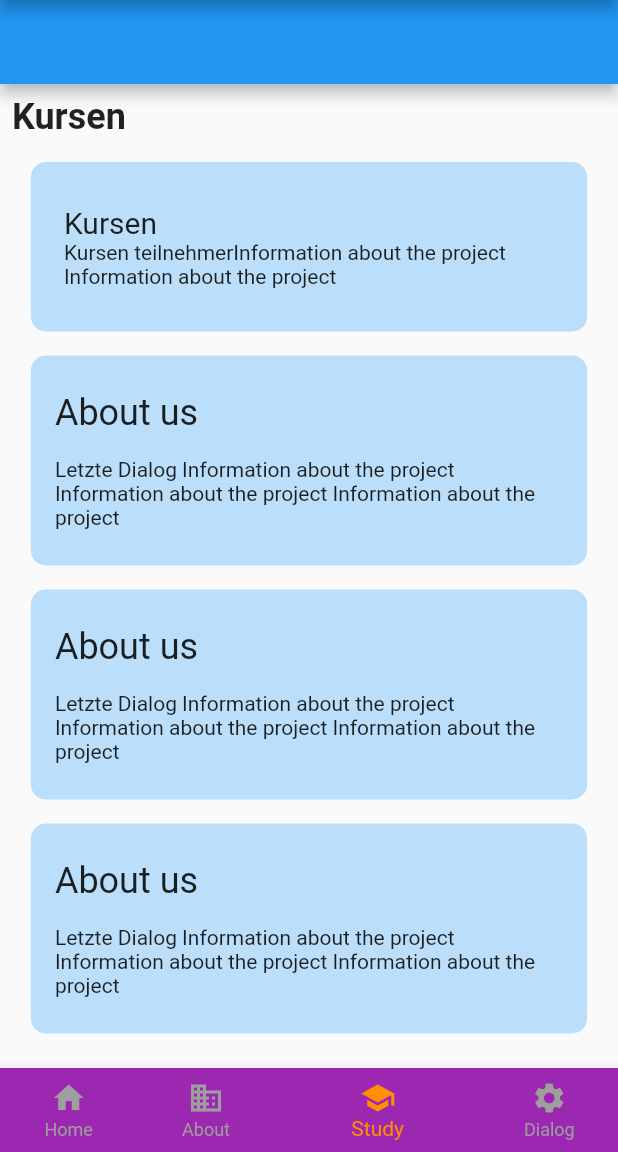
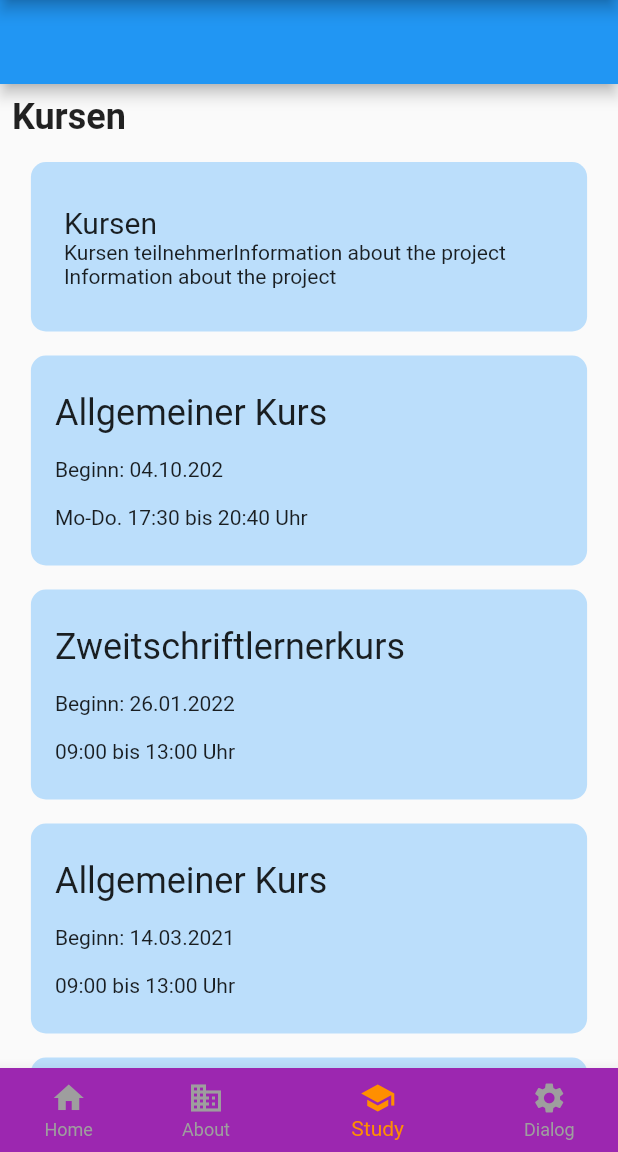
Before and after one commit to emircaglar/campus, a Flutter app: the screen it shows after launch, swiped to page 3, on a phone screen of 412 x 824 dp, the part 84-1236 px from its top. Run offline on Flutter 3.47's test engine with Material 2 defaults, Android fonts, the phone set to English and light mode, and no system bars.

Commit message:
prisma aboutcontainer books

```diff
--- a/lib/kursen.dart
+++ b/lib/kursen.dart
@@ -1,3 +1,4 @@
+import 'package:flutter/cupertino.dart';
 import 'package:flutter/material.dart';
 
 import 'home.dart';
@@ -79,9 +80,12 @@ class Kursen extends StatelessWidget {
                         color: Colors.blue[100]),
                     width: media.width * .9,
                   ),
-                  StudyContainer(media: media,title:"About us", zweitetitle:"Letzte Dialog Information about the project Information about the project Information about the project"),
-                  StudyContainer(media: media,title:"About us",zweitetitle:"Letzte Dialog Information about the project Information about the project Information about the project"),
-                  StudyContainer(media: media,title:"About us",zweitetitle:"Letzte Dialog Information about the project Information about the project Information about the project"),
+                  StudyContainer(media: media,title:"Allgemeiner Kurs", zweitetitle:'Beginn: 04.10.202',drittetitle: 'Mo-Do. 17:30 bis 20:40 Uhr', ),
+                  //Mo-Do. 17:30 bis 20:40 Uhr'''
+                  StudyContainer(media: media,title:"Zweitschriftlernerkurs",zweitetitle:"Beginn: 26.01.2022",drittetitle: '09:00 bis 13:00 Uhr',),
+                  StudyContainer(media: media,title:"Allgemeiner Kurs",zweitetitle:"Beginn: 14.03.2021",drittetitle: '09:00 bis 13:00 Uhr',),
+                  StudyContainer(media: media,title:"Allgemeiner Kurs",zweitetitle:"Beginn: 14.03.2022",drittetitle: 'Mo-Do. 18:00 bis 21:15 Uhr',),
+                  StudyContainer(media: media,title:"Alphabetisierungskurs",zweitetitle:"Beginn: 28.03.2022",drittetitle: '09:00 bis 13:00 Uhr',),
 
                 ],
               ),
@@ -100,11 +104,13 @@ class StudyContainer extends StatelessWidget {
     required this.media,
     required this.title,
     required this.zweitetitle,
+    required this.drittetitle,
   }) : super(key: key);
 
   final Size media;
   final String title;
   final String zweitetitle;
+  final String drittetitle;
 
   @override
   Widget build(BuildContext context) {
@@ -120,12 +126,15 @@ class StudyContainer extends StatelessWidget {
         children: [
           Text(
             title,
-            style: TextStyle(fontSize: 24),
+            style: TextStyle(fontSize: 24,),
           ),
           Divider(),
 
           Text(
-              zweitetitle),
+              zweitetitle,textAlign: TextAlign.start,),
+          Divider(),
+          Text(
+              drittetitle,textAlign: TextAlign.start,),
         ],
       ),
     );
```
Also changed, not shown: lib/books.dart (+5 -3 lines), lib/home.dart (+8 -7 lines), images/a11.jpg (added), images/b11.png (added).
